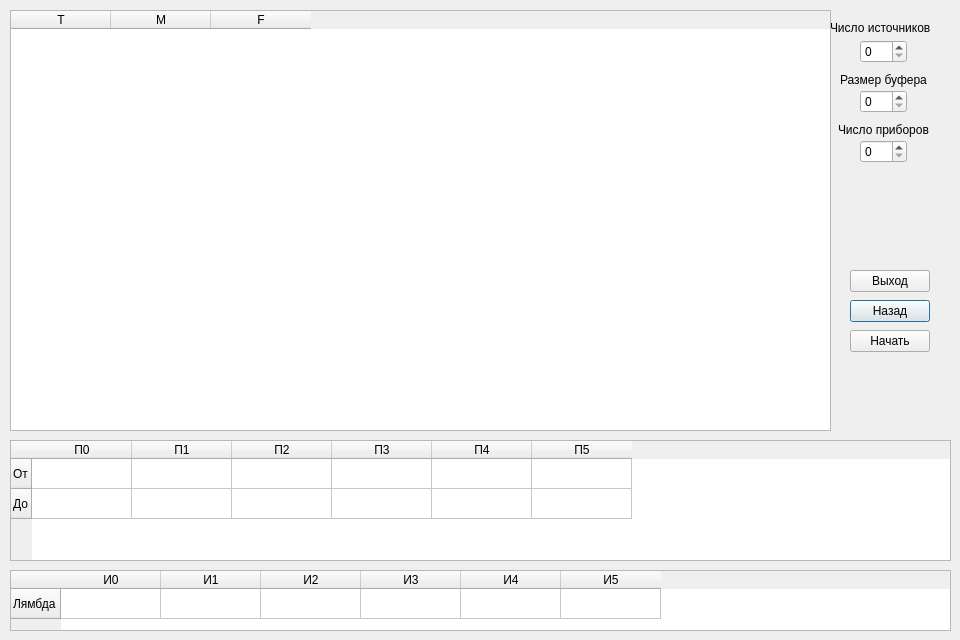
Qt form resulttable.ui (rch9/QueueingSystem) before a commit.
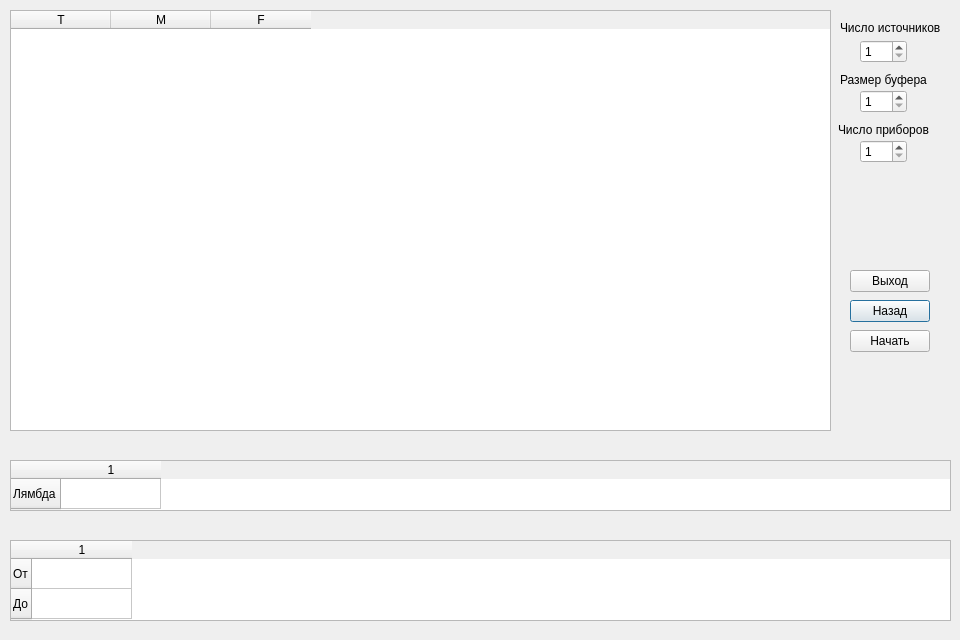
The same form after that commit.

Diff of the .ui file:
```diff
--- a/resulttable.ui
+++ b/resulttable.ui
@@ -22,6 +22,12 @@
      <height>23</height>
     </rect>
    </property>
+   <property name="minimum">
+    <number>1</number>
+   </property>
+   <property name="maximum">
+    <number>10</number>
+   </property>
   </widget>
   <widget class="QSpinBox" name="spinBox_2">
    <property name="geometry">
@@ -32,11 +38,17 @@
      <height>23</height>
     </rect>
    </property>
+   <property name="minimum">
+    <number>1</number>
+   </property>
+   <property name="maximum">
+    <number>10</number>
+   </property>
   </widget>
   <widget class="QLabel" name="label">
    <property name="geometry">
     <rect>
-     <x>830</x>
+     <x>840</x>
      <y>20</y>
      <width>121</width>
      <height>16</height>
@@ -81,6 +93,15 @@
      <height>23</height>
     </rect>
    </property>
+   <property name="minimum">
+    <number>1</number>
+   </property>
+   <property name="maximum">
+    <number>10</number>
+   </property>
+   <property name="value">
+    <number>1</number>
+   </property>
   </widget>
   <widget class="QPushButton" name="pushButton">
    <property name="geometry">
@@ -150,55 +171,13 @@
    <property name="geometry">
     <rect>
      <x>10</x>
-     <y>570</y>
+     <y>540</y>
      <width>941</width>
-     <height>61</height>
+     <height>81</height>
     </rect>
    </property>
-   <row>
-    <property name="text">
-     <string>Лямбда</string>
-    </property>
-   </row>
-   <column>
-    <property name="text">
-     <string>И0</string>
-    </property>
-   </column>
-   <column>
-    <property name="text">
-     <string>И1</string>
-    </property>
-   </column>
-   <column>
-    <property name="text">
-     <string>И2</string>
-    </property>
-   </column>
-   <column>
-    <property name="text">
-     <string>И3</string>
-    </property>
-   </column>
-   <column>
-    <property name="text">
-     <string>И4</string>
-    </property>
-   </column>
-   <column>
-    <property name="text">
-     <string>И5</string>
-    </property>
-   </column>
-  </widget>
-  <widget class="QTableWidget" name="tableWidget_3">
-   <property name="geometry">
-    <rect>
-     <x>10</x>
-     <y>440</y>
-     <width>941</width>
-     <height>121</height>
-    </rect>
+   <property name="columnCount">
+    <number>1</number>
    </property>
    <row>
     <property name="text">
@@ -210,36 +189,32 @@
      <string>До</string>
     </property>
    </row>
-   <column>
+   <column/>
+  </widget>
+  <widget class="QTableWidget" name="devicesTable">
+   <property name="geometry">
+    <rect>
+     <x>10</x>
+     <y>460</y>
+     <width>941</width>
+     <height>51</height>
+    </rect>
+   </property>
+   <property name="baseSize">
+    <size>
+     <width>0</width>
+     <height>0</height>
+    </size>
+   </property>
+   <property name="columnCount">
+    <number>1</number>
+   </property>
+   <row>
     <property name="text">
-     <string>П0</string>
+     <string>Лямбда</string>
     </property>
-   </column>
-   <column>
-    <property name="text">
-     <string>П1</string>
-    </property>
-   </column>
-   <column>
-    <property name="text">
-     <string>П2</string>
-    </property>
-   </column>
-   <column>
-    <property name="text">
-     <string>П3</string>
-    </property>
-   </column>
-   <column>
-    <property name="text">
-     <string>П4</string>
-    </property>
-   </column>
-   <column>
-    <property name="text">
-     <string>П5</string>
-    </property>
-   </column>
+   </row>
+   <column/>
   </widget>
  </widget>
  <resources/>
```
Left out of the diff: 16 changed lines with no effect on the pictures.
